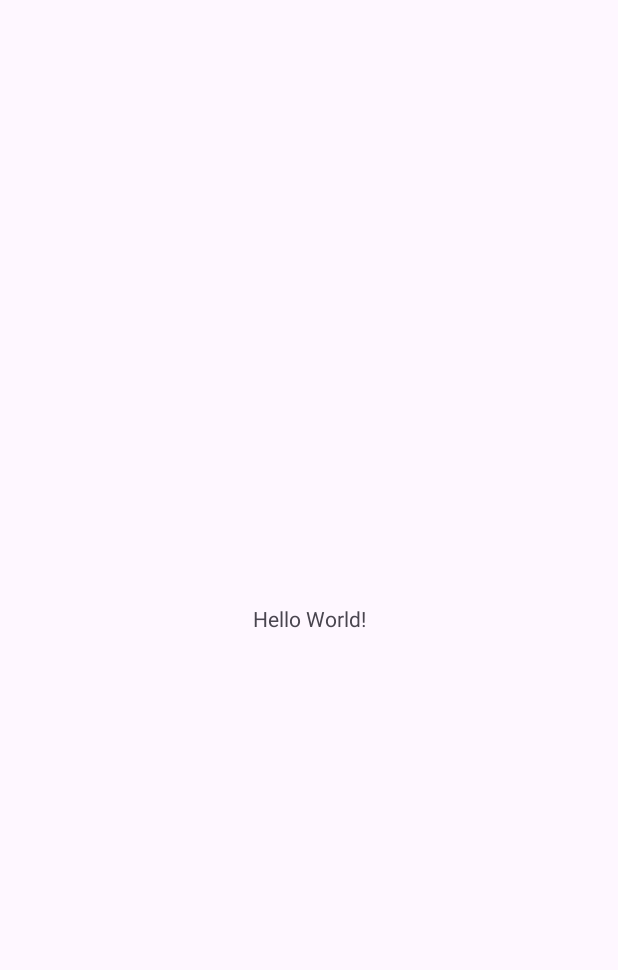
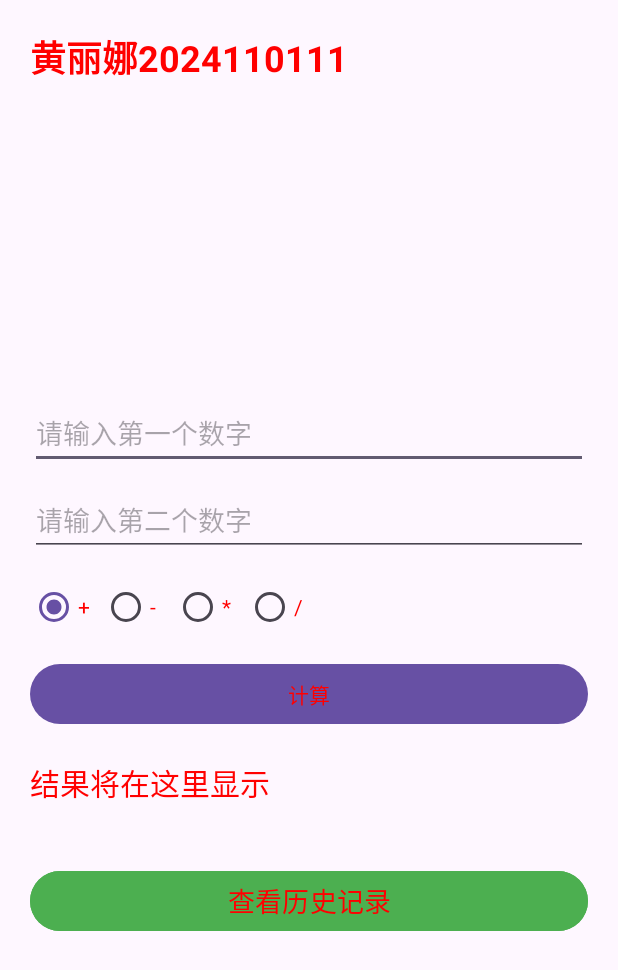
Before and after one commit to Lina-110111/exam, an Android app: the screen it shows after launch (MainActivity), on a phone screen of 412 x 824 dp. Before the commit the part shown is almost empty. Shown: the top 970 px of the screen. Run offline under Robolectric (Android 15) with nearby library versions, the phone set to English and light mode, and no system bars.

Commit message:
期中考试完整功能

```diff
--- a/app/src/main/AndroidManifest.xml
+++ b/app/src/main/AndroidManifest.xml
@@ -21,6 +21,10 @@
                 <category android:name="android.intent.category.LAUNCHER" />
             </intent-filter>
         </activity>
+        <activity
+            android:name=".HistoryActivity"
+            android:exported="false"
+            android:windowSoftInputMode="adjustResize" />
     </application>
 
 </manifest>
--- /dev/null
+++ b/app/src/main/java/cn/edu/sicnu/cs/hln/exam/HistoryItem.kt
@@ -0,0 +1,4 @@
+package cn.edu.sicnu.cs.hln.exam
+
+// 数据类，用来存每一次的算式结果
+data class HistoryItem(val expression: String, val result: String)
--- /dev/null
+++ b/app/src/main/java/cn/edu/sicnu/cs/hln/exam/HistoryManager.kt
@@ -0,0 +1,6 @@
+package cn.edu.sicnu.cs.hln.exam
+
+object HistoryManager {
+    // 创建一个列表来存历史记录，其他 Activity 都可以访问它
+    val historyList = mutableListOf<HistoryItem>()
+}
--- a/app/src/main/java/cn/edu/sicnu/cs/hln/exam/MainActivity.kt
+++ b/app/src/main/java/cn/edu/sicnu/cs/hln/exam/MainActivity.kt
@@ -1,20 +1,73 @@
 package cn.edu.sicnu.cs.hln.exam
 
+import android.content.Intent
 import android.os.Bundle
-import androidx.activity.enableEdgeToEdge
+import android.widget.*
 import androidx.appcompat.app.AppCompatActivity
-import androidx.core.view.ViewCompat
-import androidx.core.view.WindowInsetsCompat
 
 class MainActivity : AppCompatActivity() {
+    private lateinit var etNum1: EditText
+    private lateinit var etNum2: EditText
+    private lateinit var tvResult: TextView
+    private lateinit var rgOperator: RadioGroup
+
     override fun onCreate(savedInstanceState: Bundle?) {
         super.onCreate(savedInstanceState)
-        enableEdgeToEdge()
         setContentView(R.layout.activity_main)
-        ViewCompat.setOnApplyWindowInsetsListener(findViewById(R.id.main)) { v, insets ->
-            val systemBars = insets.getInsets(WindowInsetsCompat.Type.systemBars())
-            v.setPadding(systemBars.left, systemBars.top, systemBars.right, systemBars.bottom)
-            insets
+
+        etNum1 = findViewById(R.id.et_num1)
+        etNum2 = findViewById(R.id.et_num2)
+        tvResult = findViewById(R.id.tv_result)
+        rgOperator = findViewById(R.id.rg_operator)
+        val btnCalculate = findViewById<Button>(R.id.btn_calculate)
+        val btnHistory = findViewById<Button>(R.id.btn_history)
+
+        // 1. 计算按钮的点击事件
+        btnCalculate.setOnClickListener {
+            val num1Str = etNum1.text.toString()
+            val num2Str = etNum2.text.toString()
+
+            if (num1Str.isEmpty() || num2Str.isEmpty()) {
+                Toast.makeText(this, "请输入数字", Toast.LENGTH_SHORT).show()
+                return@setOnClickListener
+            }
+
+            val num1 = num1Str.toDouble()
+            val num2 = num2Str.toDouble()
+            val calc = Calculator()
+            var result = 0.0
+            var operatorStr = ""
+
+            when (rgOperator.checkedRadioButtonId) {
+                R.id.rb_add -> { result = calc.add(num1, num2); operatorStr = "+" }
+                R.id.rb_sub -> { result = calc.subtract(num1, num2); operatorStr = "-" }
+                R.id.rb_mul -> { result = calc.multiply(num1, num2); operatorStr = "*" }
+                R.id.rb_div -> { result = calc.divide(num1, num2); operatorStr = "/" }
+            }
+
+            val resultStr = result.toString()
+            tvResult.text = "$num1 $operatorStr $num2 = $resultStr"
+
+            // 存入历史记录
+            HistoryManager.historyList.add(HistoryItem("$num1 $operatorStr $num2", resultStr))
+        }
+
+        // 2. 历史记录按钮的点击事件
+        btnHistory.setOnClickListener {
+            val intent = Intent(this, HistoryActivity::class.java)
+            startActivity(intent)
         }
     }
+
+    // 横竖屏切换保存数据
+    override fun onSaveInstanceState(outState: Bundle) {
+        super.onSaveInstanceState(outState)
+        outState.putString("result_text", tvResult.text.toString())
+    }
+
+    override fun onRestoreInstanceState(savedInstanceState: Bundle) {
+        super.onRestoreInstanceState(savedInstanceState)
+        val savedResult = savedInstanceState.getString("result_text")
+        tvResult.text = savedResult
+    }
 }
--- a/app/src/main/res/layout/activity_main.xml
+++ b/app/src/main/res/layout/activity_main.xml
@@ -1,19 +1,82 @@
 <?xml version="1.0" encoding="utf-8"?>
-<androidx.constraintlayout.widget.ConstraintLayout xmlns:android="http://schemas.android.com/apk/res/android"
-    xmlns:app="http://schemas.android.com/apk/res-auto"
-    xmlns:tools="http://schemas.android.com/tools"
-    android:id="@+id/main"
+<LinearLayout xmlns:android="http://schemas.android.com/apk/res/android"
     android:layout_width="match_parent"
     android:layout_height="match_parent"
-    tools:context=".MainActivity">
+    android:orientation="vertical"
+    android:padding="20dp">
 
+    <!-- 这就是你要的姓名+学号，强制显示在左上角 -->
     <TextView
+        android:id="@+id/tv_title"
         android:layout_width="wrap_content"
         android:layout_height="wrap_content"
-        android:text="Hello World!"
-        app:layout_constraintBottom_toBottomOf="parent"
-        app:layout_constraintEnd_toEndOf="parent"
-        app:layout_constraintStart_toStartOf="parent"
-        app:layout_constraintTop_toTopOf="parent" />
+        android:text="黄丽娜2024110111"
+        android:textColor="@color/text_red"
+        android:textSize="24sp"
+        android:textStyle="bold"
+        android:layout_marginBottom="30dp" />
 
-</androidx.constraintlayout.widget.ConstraintLayout>
+    <!-- 下面是一个垂直居中的子容器，放你的计算器组件 -->
+    <LinearLayout
+        android:layout_width="match_parent"
+        android:layout_height="match_parent"
+        android:orientation="vertical"
+        android:gravity="center">
+
+        <EditText
+            android:id="@+id/et_num1"
+            android:layout_width="match_parent"
+            android:layout_height="wrap_content"
+            android:hint="请输入第一个数字"
+            android:textColor="@color/text_red"
+            android:inputType="numberDecimal" />
+
+        <EditText
+            android:id="@+id/et_num2"
+            android:layout_width="match_parent"
+            android:layout_height="wrap_content"
+            android:hint="请输入第二个数字"
+            android:textColor="@color/text_red"
+            android:inputType="numberDecimal"
+            android:layout_marginTop="10dp" />
+
+        <RadioGroup
+            android:id="@+id/rg_operator"
+            android:layout_width="match_parent"
+            android:layout_height="wrap_content"
+            android:orientation="horizontal"
+            android:layout_marginTop="10dp">
+            <RadioButton android:id="@+id/rb_add" android:text="+" android:checked="true" android:textColor="@color/text_red"/>
+            <RadioButton android:id="@+id/rb_sub" android:text="-" android:textColor="@color/text_red"/>
+            <RadioButton android:id="@+id/rb_mul" android:text="*" android:textColor="@color/text_red"/>
+            <RadioButton android:id="@+id/rb_div" android:text="/" android:textColor="@color/text_red"/>
+        </RadioGroup>
+
+        <Button
+            android:id="@+id/btn_calculate"
+            android:layout_width="match_parent"
+            android:layout_height="wrap_content"
+            android:text="计算"
+            android:textColor="@color/text_red"
+            android:layout_marginTop="10dp"/>
+
+        <TextView
+            android:id="@+id/tv_result"
+            android:layout_width="match_parent"
+            android:layout_height="wrap_content"
+            android:text="结果将在这里显示"
+            android:textSize="20sp"
+            android:textColor="@color/text_red"
+            android:layout_marginTop="20dp"/>
+
+        <Button
+            android:id="@+id/btn_history"
+            android:layout_width="match_parent"
+            android:layout_height="wrap_content"
+            android:text="查看历史记录"
+            android:textColor="@color/text_red"
+            android:textSize="18sp"
+            android:backgroundTint="#4CAF50"
+            android:layout_marginTop="40dp"/>
+    </LinearLayout>
+</LinearLayout>
--- /dev/null
+++ b/app/src/main/res/menu/menu_main.xml
@@ -0,0 +1,6 @@
+<?xml version="1.0" encoding="utf-8"?>
+<menu xmlns:android="http://schemas.android.com/apk/res/android">
+    <item
+        android:id="@+id/menu_history"
+        android:title="历史记录" />
+</menu>
--- a/app/src/main/res/values/colors.xml
+++ b/app/src/main/res/values/colors.xml
@@ -2,4 +2,5 @@
 <resources>
     <color name="black">#FF000000</color>
     <color name="white">#FFFFFFFF</color>
+    <color name="text_red">#FF0000</color>
 </resources>
```
Also changed, not shown: app/src/main/java/cn/edu/sicnu/cs/hln/exam/Calculator.kt (added, +16 -0 lines), app/src/main/java/cn/edu/sicnu/cs/hln/exam/HistoryAdapter.kt (added, +30 -0 lines), app/src/main/res/layout/item_history.xml (added, +21 -0 lines).
